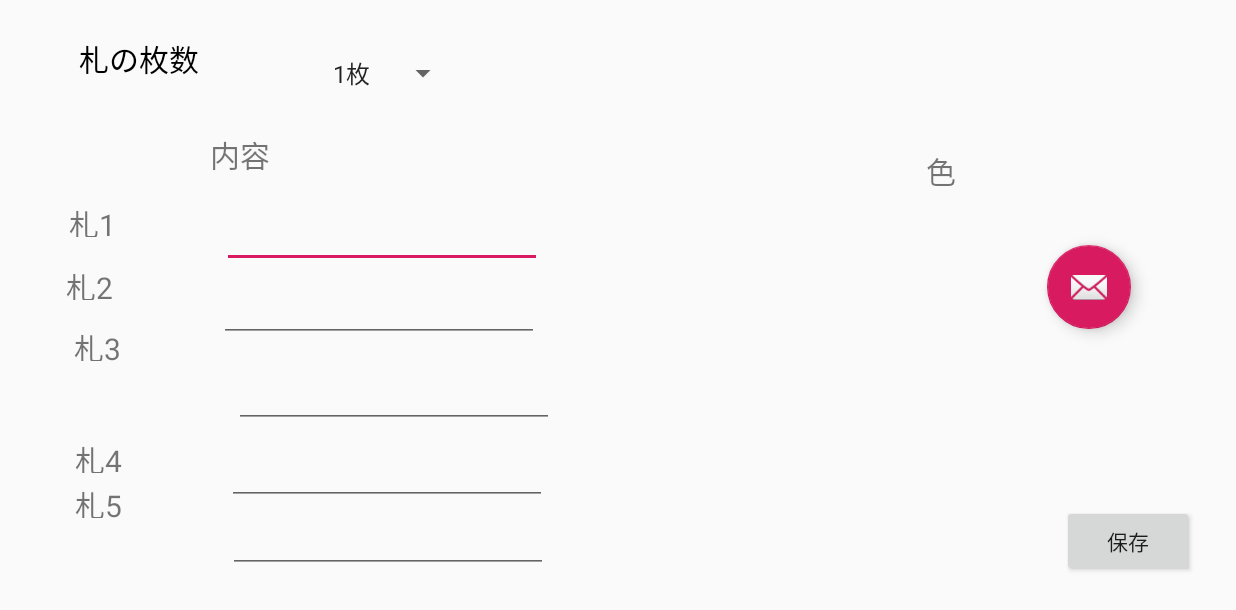
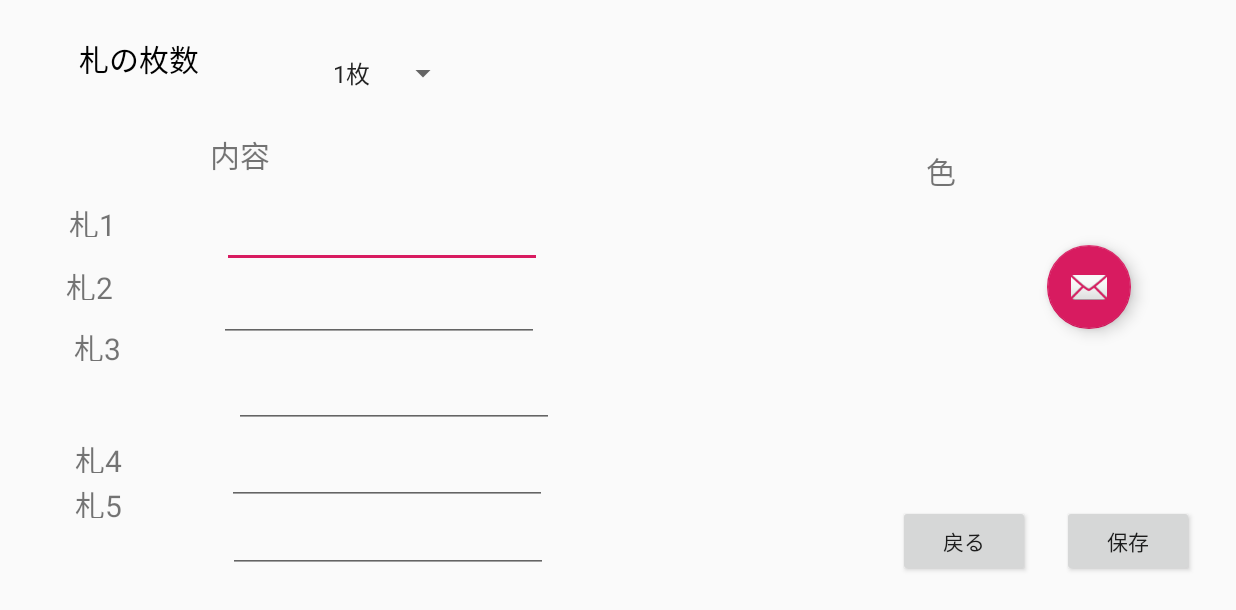
Before and after one commit to DaddyPool/DaddyBoard, an Android app: the Setting screen opened directly, with no data from a screen before it, on a phone screen of 824 x 412 dp (held sideways). Shown: the top 610 px of the screen. Run offline under Robolectric (Android 15) with nearby library versions, the phone set to English and light mode, and no system bars; libraries missing offline, so code that uses them is left out: petrov.kristiyan.colorpicker.

Commit message:
花丸画像追加、設定画面に戻るボタンの追加

```diff
--- a/app/src/main/java/com/daddypooldev/daddyboard/MainActivity.java
+++ b/app/src/main/java/com/daddypooldev/daddyboard/MainActivity.java
@@ -171,7 +171,7 @@ public class MainActivity extends AppCompatActivity {
                 break;
             case R.id.button6:
                 if ((onbutton1==true)&&(onbutton2==true)&&(onbutton3==true)&&(onbutton4==true)&&(onbutton5==true)) {
-                    findViewById(R.id.daimaru1).setVisibility(View.VISIBLE);
+                    findViewById(R.id.Hanamaru1).setVisibility(View.VISIBLE);
                     findViewById(R.id.resetbutton).setVisibility(View.VISIBLE);
 
                 }
@@ -182,7 +182,7 @@ public class MainActivity extends AppCompatActivity {
                 findViewById(R.id.maru3).setVisibility(View.INVISIBLE);
                 findViewById(R.id.maru4).setVisibility(View.INVISIBLE);
                 findViewById(R.id.maru5).setVisibility(View.INVISIBLE);
-                findViewById(R.id.daimaru1).setVisibility(View.INVISIBLE);
+                findViewById(R.id.Hanamaru1).setVisibility(View.INVISIBLE);
                 findViewById(R.id.resetbutton).setVisibility(View.INVISIBLE);
                 onbutton1 = false;
                 onbutton2 = false;
--- a/app/src/main/java/com/daddypooldev/daddyboard/Setting.java
+++ b/app/src/main/java/com/daddypooldev/daddyboard/Setting.java
@@ -157,8 +157,15 @@ public class Setting extends AppCompatActivity {
 
             }
         });
+        Button buttonBack = findViewById(R.id.buttonBack);
+        buttonBack.setOnClickListener(new View.OnClickListener() {
+            @Override
+            public void onClick(View view) {
+                    finish();
+            }
+        });
+    }
 
-    }
     // ファイルを保存
     public void saveFile(String file, String str) {
 
--- a/app/src/main/res/layout/activity_main.xml
+++ b/app/src/main/res/layout/activity_main.xml
@@ -240,14 +240,14 @@
         tools:visibility="visible" />
 
     <ImageView
-        android:id="@+id/daimaru1"
+        android:id="@+id/Hanamaru1"
         android:layout_width="530dp"
         android:layout_height="265dp"
         android:translationZ="2dp"
         android:visibility="invisible"
         app:layout_constraintStart_toStartOf="@+id/linearLayout"
         app:layout_constraintTop_toTopOf="@+id/imageView3"
-        app:srcCompat="@drawable/maru"
+        app:srcCompat="@drawable/hanamaru01"
         tools:visibility="visible" />
 
     <Button
--- a/app/src/main/res/layout/setting.xml
+++ b/app/src/main/res/layout/setting.xml
@@ -223,6 +223,18 @@
         app:layout_constraintTop_toTopOf="parent"
         app:layout_constraintVertical_bias="0.925" />
 
+    <Button
+        android:id="@+id/buttonBack"
+        android:layout_width="wrap_content"
+        android:layout_height="wrap_content"
+        android:text="戻る"
+        app:layout_constraintBottom_toBottomOf="parent"
+        app:layout_constraintEnd_toStartOf="@+id/buttonSave"
+        app:layout_constraintHorizontal_bias="0.966"
+        app:layout_constraintStart_toStartOf="parent"
+        app:layout_constraintTop_toTopOf="parent"
+        app:layout_constraintVertical_bias="0.925" />
+
     <com.google.android.material.floatingactionbutton.FloatingActionButton
         android:id="@+id/fab"
         android:layout_width="wrap_content"
```
Also changed, not shown: app/src/main/res/drawable/hanamaru01.png (added).
